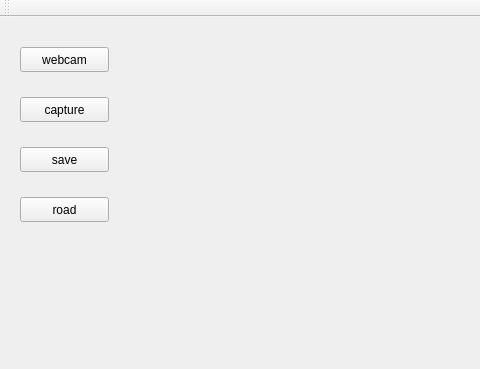
Before: the Qt Designer form photoshop/photoshop_qt/mainwindow.ui in ChampBlue/my_project, drawn with Qt 5; both pictures show x 0 to 480 and y 0 to 369 of the 910 by 485 pixel window.
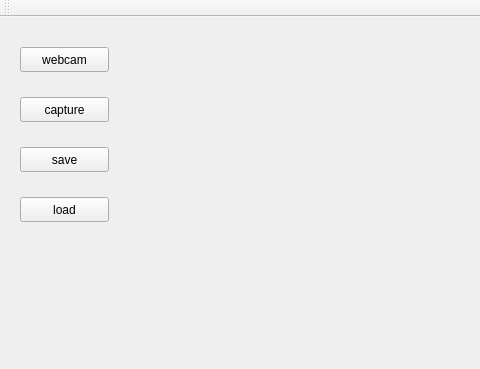
After: the same form once the commit is applied.

Commit message: photoshop_ver3

```diff
--- a/photoshop/photoshop_qt/mainwindow.ui
+++ b/photoshop/photoshop_qt/mainwindow.ui
@@ -50,7 +50,7 @@
      </rect>
     </property>
     <property name="text">
-     <string>road</string>
+     <string>load</string>
     </property>
    </widget>
    <widget class="QPushButton" name="pushButton_4">
```
The commit also changes 2 other files.
